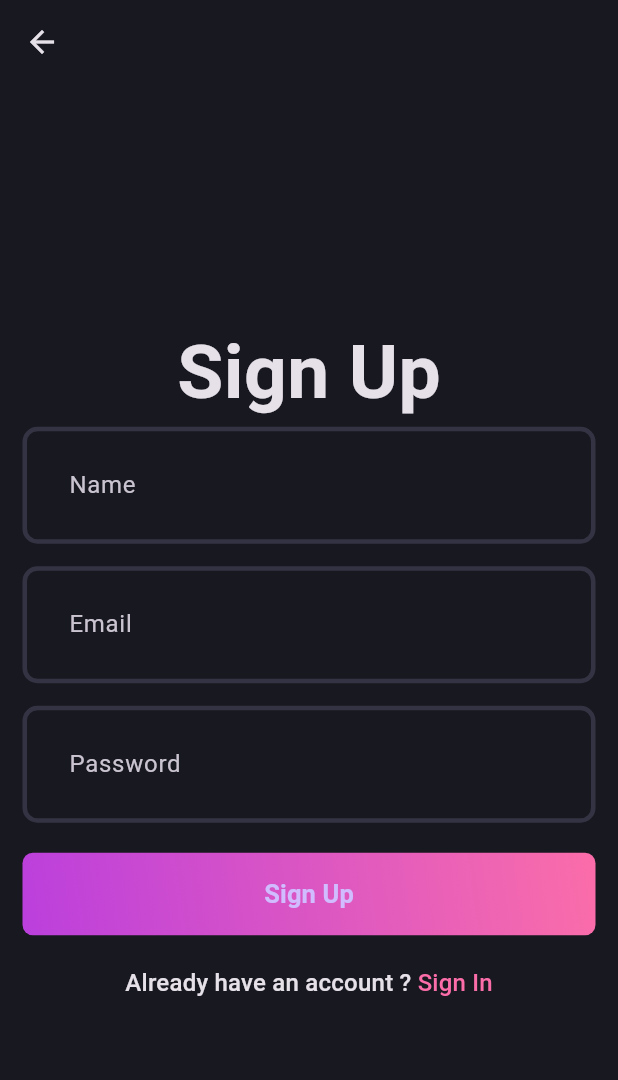
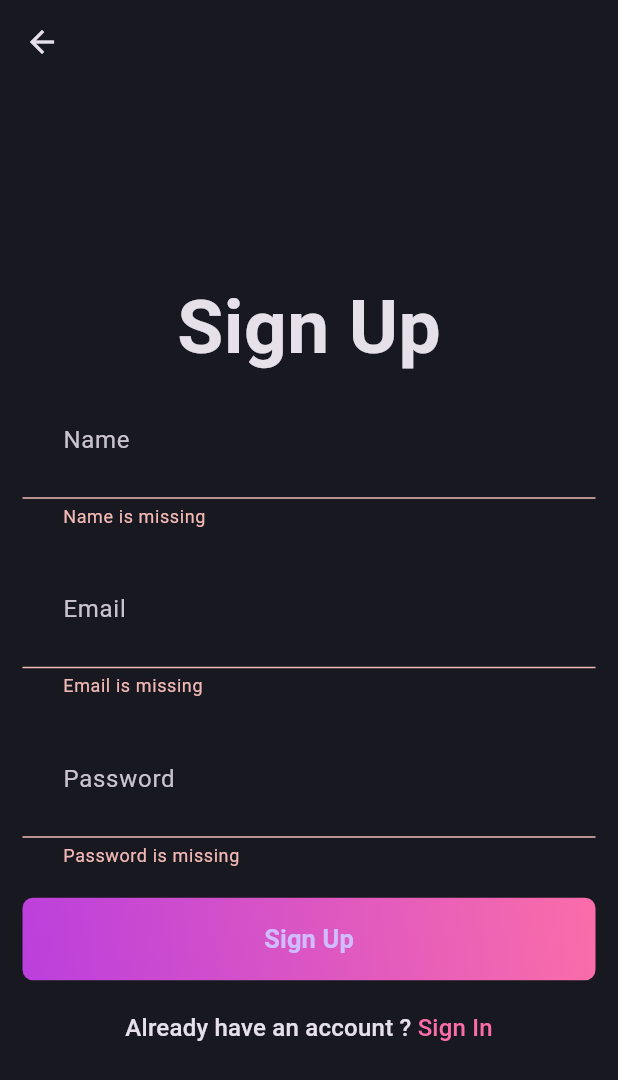
Before and after one commit to muproject990/blog_app_using_flutter, a Flutter app: the SignUpPage screen opened directly, after a tap on "Sign Up", on a phone screen of 412 x 824 dp. Shown: the top 1080 px of the screen. Run offline on Flutter 3.47's test engine with Material 3 defaults, Android fonts, the phone set to English and light mode, and no system bars; our stand-ins replace bloc, flutter_bloc, fpdart, supabase_flutter; accounts and stored records are empty.

```diff
--- /dev/null
+++ b/lib/core/usecase/usercase.dart
@@ -0,0 +1,6 @@
+import 'package:blog_app/core/error/failure.dart';
+import 'package:fpdart/fpdart.dart';
+
+abstract interface class UseCase<SuccessType, Params> {
+  Future<Either<Failure, SuccessType>> call(Params params);
+}
--- a/lib/features/auth/domain/usecases/user_sign_up.dart
+++ b/lib/features/auth/domain/usecases/user_sign_up.dart
@@ -0,0 +1,33 @@
+import 'package:blog_app/core/error/failure.dart';
+import 'package:blog_app/core/usecase/usercase.dart';
+import 'package:blog_app/features/auth/domain/repository/auth-repository.dart';
+import 'package:fpdart/fpdart.dart';
+import 'package:supabase_flutter/supabase_flutter.dart';
+
+class UserSignUp implements UseCase<String, UserSignUpParams> {
+  final AuthRepository authRepository;
+
+  const UserSignUp({required this.authRepository});
+
+  @override
+  Future<Either<Failure, String>> call(UserSignUpParams params) async {
+    // dont forget to use await becoz sometimes it will takes some time
+    return await authRepository.signUpWithEmailPassword(
+      name: params.name,
+      email: params.email,
+      password: params.password,
+    );
+  }
+}
+
+class UserSignUpParams {
+  final String email;
+  final String password;
+  final String name;
+
+  UserSignUpParams({
+    required this.email,
+    required this.password,
+    required this.name,
+  });
+}
--- /dev/null
+++ b/lib/features/auth/presentation/bloc/auth_bloc.dart
@@ -0,0 +1,30 @@
+import 'package:bloc/bloc.dart';
+import 'package:blog_app/core/error/failure.dart';
+import 'package:blog_app/features/auth/domain/usecases/user_sign_up.dart';
+import 'package:meta/meta.dart';
+
+part 'auth_event.dart';
+part 'auth_state.dart';
+
+class AuthBloc extends Bloc<AuthEvent, AuthState> {
+  final UserSignUp _userSignUp;
+  AuthBloc({
+    required UserSignUp userSignUp,
+  })  : _userSignUp = userSignUp,
+        super(AuthInitial()) {
+    on<AuthSignUp>((event, emit) async {
+      final response = await _userSignUp(
+        UserSignUpParams(
+          email: event.email,
+          password: event.password,
+          name: event.name,
+        ),
+      );
+
+      response.fold(
+        (l) => emit(AuthFailure(l.message)),
+        (r) => emit(AuthSuccess(uid: r)),
+      );
+    });
+  }
+}
--- /dev/null
+++ b/lib/features/auth/presentation/bloc/auth_event.dart
@@ -0,0 +1,16 @@
+part of 'auth_bloc.dart';
+
+@immutable
+sealed class AuthEvent {}
+
+final class  AuthSignUp extends AuthEvent {
+  final String email;
+  final String password;
+  final String name;
+
+  AuthSignUp({
+    required this.email,
+    required this.password,
+    required this.name,
+  });
+}
--- /dev/null
+++ b/lib/features/auth/presentation/bloc/auth_state.dart
@@ -0,0 +1,22 @@
+part of 'auth_bloc.dart';
+
+@immutable
+sealed class AuthState {
+  const AuthState();
+}
+
+final class AuthInitial extends AuthState {}
+
+final class AuthLoading extends AuthState {}
+
+final class AuthSuccess extends AuthState {
+  final String uid;
+
+  const AuthSuccess({required this.uid});
+}
+
+final class AuthFailure extends AuthState {
+  final String message;
+
+  const AuthFailure(this.message);
+}
--- a/lib/features/auth/presentation/pages/login-page.dart
+++ b/lib/features/auth/presentation/pages/login-page.dart
@@ -71,8 +71,8 @@ class _LoginPageState extends State<LoginPage> {
               const SizedBox(
                 height: 20,
               ),
-              const AuthGradientBtn(
-                buttonText: 'Sign In',
+               AuthGradientBtn(
+                buttonText: 'Sign In', onPressed: () {  },
               ),
               const SizedBox(
                 height: 20,
--- a/lib/features/auth/presentation/pages/signup_page.dart
+++ b/lib/features/auth/presentation/pages/signup_page.dart
@@ -1,10 +1,12 @@
 import 'package:blog_app/core/theme/app_pallete.dart';
+import 'package:blog_app/features/auth/presentation/bloc/auth_bloc.dart';
 import 'package:blog_app/features/auth/presentation/pages/login-page.dart';
 import 'package:blog_app/features/auth/presentation/widgets/auth-gradient-button.dart';
 import 'package:blog_app/features/auth/presentation/widgets/auth_field.dart';
 import 'package:flutter/cupertino.dart';
 import 'package:flutter/material.dart';
 import 'package:flutter/widgets.dart';
+import 'package:flutter_bloc/flutter_bloc.dart';
 
 class SignUpPage extends StatefulWidget {
   static route() => MaterialPageRoute(
@@ -74,8 +76,16 @@ class _SignUpPageState extends State<SignUpPage> {
               const SizedBox(
                 height: 20,
               ),
-              const AuthGradientBtn(
+              AuthGradientBtn(
                 buttonText: 'Sign Up',
+                onPressed: () {
+                  if (formKey.currentState!.validate()) {
+                    context.read<AuthBloc>().add(AuthSignUp(
+                        email: emailController.text.trim(),
+                        password: passwordController.text.trim(),
+                        name: nameController.text.trim()));
+                  }
+                },
               ),
               const SizedBox(
                 height: 20,
--- a/lib/features/auth/presentation/widgets/auth-gradient-button.dart
+++ b/lib/features/auth/presentation/widgets/auth-gradient-button.dart
@@ -3,7 +3,9 @@ import 'package:flutter/material.dart';
 
 class AuthGradientBtn extends StatelessWidget {
   final String buttonText;
-  const AuthGradientBtn({super.key, required this.buttonText});
+  final VoidCallback onPressed;
+  const AuthGradientBtn(
+      {super.key, required this.buttonText, required this.onPressed});
 
   @override
   Widget build(BuildContext context) {
@@ -21,7 +23,7 @@ class AuthGradientBtn extends StatelessWidget {
         borderRadius: BorderRadius.circular(7),
       ),
       child: ElevatedButton(
-        onPressed: () {},
+        onPressed: onPressed,
         style: ElevatedButton.styleFrom(
             fixedSize: const Size(396, 55),
             backgroundColor: AppPallete.transparentColor,
--- a/pubspec.yaml
+++ b/pubspec.yaml
@@ -37,6 +37,7 @@ dependencies:
   cupertino_icons: ^1.0.6
   fpdart: ^1.1.0
   supabase_flutter: ^2.3.4
+  flutter_bloc: ^8.1.5
 
 dev_dependencies:
   flutter_test:
```
Also changed, not shown: lib/main.dart (+19 -1 lines), pubspec.lock.
